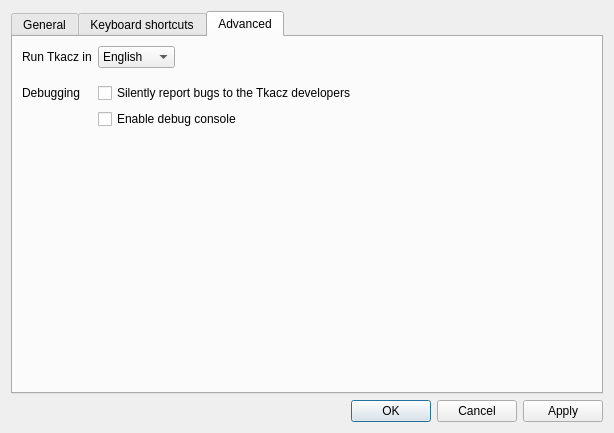
The window that resources/ui/dlgPreferences.ui (thblt/tkacz-abandoned) describes before a commit, drawn with Qt 5.
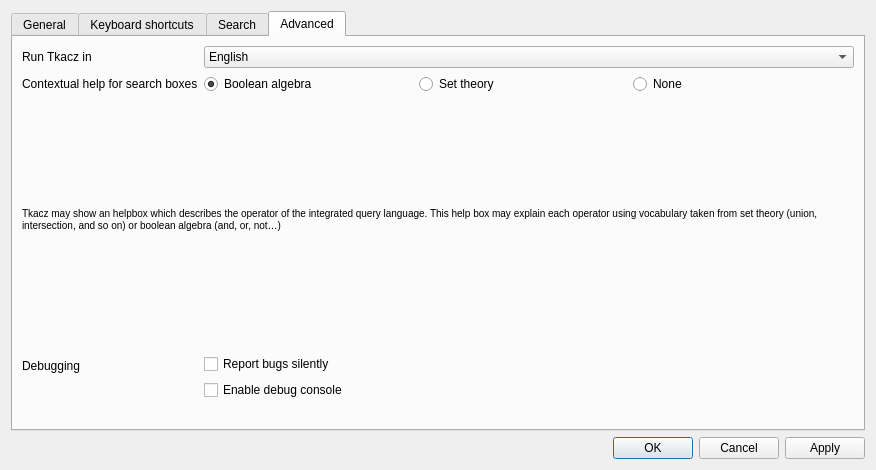
The same window after the commit. The open tabs and pages were chosen to show the change.

```diff
--- a/resources/ui/dlgPreferences.ui
+++ b/resources/ui/dlgPreferences.ui
@@ -6,8 +6,8 @@
    <rect>
     <x>0</x>
     <y>0</y>
-    <width>614</width>
-    <height>433</height>
+    <width>876</width>
+    <height>470</height>
    </rect>
   </property>
   <property name="windowTitle">
@@ -32,7 +32,7 @@
          <item row="0" column="0">
           <widget class="QLabel" name="label">
            <property name="text">
-            <string>Template for newly created pages</string>
+            <string>Default template</string>
            </property>
           </widget>
          </item>
@@ -111,14 +111,27 @@
        </item>
       </layout>
      </widget>
+     <widget class="QWidget" name="tab_4">
+      <attribute name="title">
+       <string>Search</string>
+      </attribute>
+      <widget class="QWidget" name="formLayoutWidget">
+       <property name="geometry">
+        <rect>
+         <x>210</x>
+         <y>50</y>
+         <width>401</width>
+         <height>211</height>
+        </rect>
+       </property>
+       <layout class="QFormLayout" name="formLayout_3"/>
+      </widget>
+     </widget>
      <widget class="QWidget" name="tab_3">
       <attribute name="title">
        <string>Advanced</string>
       </attribute>
       <layout class="QFormLayout" name="formLayout">
-       <property name="fieldGrowthPolicy">
-        <enum>QFormLayout::FieldsStayAtSizeHint</enum>
-       </property>
        <item row="0" column="0">
         <widget class="QLabel" name="languageLabel">
          <property name="text">
@@ -148,40 +161,104 @@
          </item>
         </widget>
        </item>
-       <item row="1" column="0">
+       <item row="4" column="0">
         <widget class="Line" name="line">
          <property name="orientation">
           <enum>Qt::Horizontal</enum>
          </property>
         </widget>
        </item>
-       <item row="2" column="0">
-        <widget class="QLabel" name="label_2">
-         <property name="text">
-          <string>Debugging</string>
-         </property>
-        </widget>
-       </item>
-       <item row="4" column="0">
+       <item row="11" column="0">
         <widget class="QLabel" name="label_3">
          <property name="text">
           <string/>
          </property>
         </widget>
        </item>
+       <item row="7" column="0">
+        <widget class="QLabel" name="label_2">
+         <property name="text">
+          <string>Debugging</string>
+         </property>
+        </widget>
+       </item>
+       <item row="7" column="1">
+        <layout class="QVBoxLayout" name="verticalLayout_4">
+         <property name="rightMargin">
+          <number>12</number>
+         </property>
+         <item>
+          <widget class="QCheckBox" name="checkBox">
+           <property name="text">
+            <string>Report bugs silently</string>
+           </property>
+          </widget>
+         </item>
+         <item>
+          <widget class="QCheckBox" name="checkBox_2">
+           <property name="text">
+            <string>Enable debug console</string>
+           </property>
+          </widget>
+         </item>
+        </layout>
+       </item>
+       <item row="2" column="0">
+        <widget class="QLabel" name="label_5">
+         <property name="text">
+          <string>Contextual help for search boxes</string>
+         </property>
+         <property name="wordWrap">
+          <bool>false</bool>
+         </property>
+        </widget>
+       </item>
+       <item row="3" column="0" colspan="2">
+        <widget class="QLabel" name="label_6">
+         <property name="sizePolicy">
+          <sizepolicy hsizetype="MinimumExpanding" vsizetype="MinimumExpanding">
+           <horstretch>0</horstretch>
+           <verstretch>0</verstretch>
+          </sizepolicy>
+         </property>
+         <property name="text">
+          <string>&lt;small&gt;Tkacz may show an helpbox which describes the operator of the integrated query language. This help box may explain each operator using vocabulary taken from set theory (union, intersection, and so on) or boolean algebra (and, or, not…)&lt;/small&gt;</string>
+         </property>
+         <property name="wordWrap">
+          <bool>true</bool>
+         </property>
+        </widget>
+       </item>
        <item row="2" column="1">
-        <widget class="QCheckBox" name="checkBox">
-         <property name="text">
-          <string>Silently report bugs to the Tkacz developers</string>
+        <layout class="QHBoxLayout" name="horizontalLayout">
+         <property name="rightMargin">
+          <number>12</number>
          </property>
-        </widget>
-       </item>
-       <item row="3" column="1">
-        <widget class="QCheckBox" name="checkBox_2">
-         <property name="text">
-          <string>Enable debug console</string>
-         </property>
-        </widget>
+         <item>
+          <widget class="QRadioButton" name="radioButton_3">
+           <property name="text">
+            <string>Boolean algebra</string>
+           </property>
+           <property name="checked">
+            <bool>true</bool>
+           </property>
+          </widget>
+         </item>
+         <item>
+          <widget class="QRadioButton" name="radioButton_2">
+           <property name="text">
+            <string>Set theory</string>
+           </property>
+          </widget>
+         </item>
+         <item>
+          <widget class="QRadioButton" name="radioButton">
+           <property name="text">
+            <string>None</string>
+           </property>
+          </widget>
+         </item>
+        </layout>
        </item>
       </layout>
      </widget>
```
